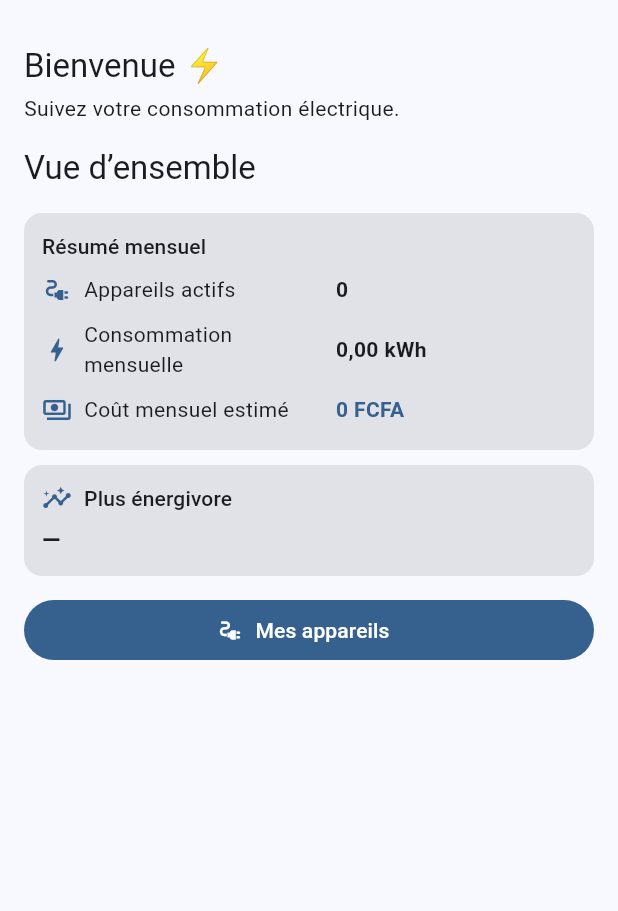
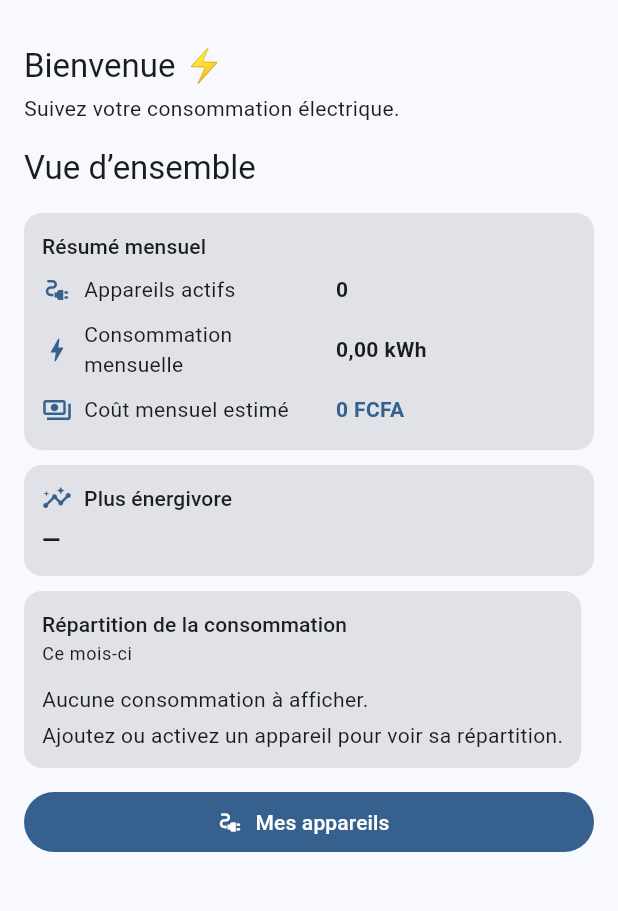
Before and after one commit to ndiayemtr/sama_courant, a Flutter app: the screen it shows after launch, on a phone screen of 412 x 824 dp, the part 63-974 px from its top. Run offline on Flutter 3.47's test engine with Material 3 defaults, Android fonts, the phone set to English and light mode, and no system bars; our stand-ins replace drift, flutter_riverpod, go_router; accounts and stored records are empty; generated files the repository leaves out were written again.

Commit message:
première visualisation de répartition de consommation

```diff
--- a/lib/features/dashboard/presentation/pages/dashboard_page.dart
+++ b/lib/features/dashboard/presentation/pages/dashboard_page.dart
@@ -5,6 +5,7 @@ import 'package:intl/intl.dart';
 
 import '../../../appliances/presentation/providers/appliances_provider.dart';
 import '../providers/dashboard_provider.dart';
+import '../widgets/consumption_distribution_card.dart';
 
 class DashboardPage extends ConsumerStatefulWidget {
   const DashboardPage({super.key});
@@ -156,6 +157,10 @@ class _DashboardPageState extends ConsumerState<DashboardPage> {
                   ),
                 ],
               ),
+            if (!state.isLoading && state.errorMessage == null) ...[
+              const SizedBox(height: 10),
+              ConsumptionDistributionCard(summary: summary),
+            ],
             const SizedBox(height: 12),
             SizedBox(
               width: double.infinity,
--- a/lib/features/dashboard/presentation/providers/dashboard_provider.dart
+++ b/lib/features/dashboard/presentation/providers/dashboard_provider.dart
@@ -29,11 +29,45 @@ final dashboardProvider = Provider<DashboardSummary>((ref) {
         consumptionKwh: consumption,
         configuration: WoyofalTariffConfigurationFactory.dpp2026(),
       );
+
+  final shares = <ApplianceConsumptionShare>[];
+  if (consumption > 0) {
+    final sorted = [...active]
+      ..sort(
+        (a, b) => b.monthlyConsumptionKwh.compareTo(a.monthlyConsumptionKwh),
+      );
+    for (final appliance in sorted.take(5)) {
+      shares.add(
+        ApplianceConsumptionShare(
+          name: appliance.name,
+          consumptionKwh: appliance.monthlyConsumptionKwh,
+          percentage: appliance.monthlyConsumptionKwh / consumption * 100,
+        ),
+      );
+    }
+    if (sorted.length > 5) {
+      final others = sorted
+          .skip(5)
+          .fold<double>(
+            0,
+            (total, appliance) => total + appliance.monthlyConsumptionKwh,
+          );
+      shares.add(
+        ApplianceConsumptionShare(
+          name: 'Autres',
+          consumptionKwh: others,
+          percentage: others / consumption * 100,
+        ),
+      );
+    }
+  }
+
   return DashboardSummary(
     activeCount: active.length,
     consumptionKwh: consumption,
     costFcfa: result.totalCost,
     mostConsuming: mostConsuming,
+    consumptionShares: List.unmodifiable(shares),
   );
 });
 
@@ -42,11 +76,25 @@ class DashboardSummary {
   final double consumptionKwh;
   final double costFcfa;
   final Appliance? mostConsuming;
+  final List<ApplianceConsumptionShare> consumptionShares;
 
   const DashboardSummary({
     required this.activeCount,
     required this.consumptionKwh,
     required this.costFcfa,
     required this.mostConsuming,
+    required this.consumptionShares,
   });
 }
+
+class ApplianceConsumptionShare {
+  final String name;
+  final double consumptionKwh;
+  final double percentage;
+
+  const ApplianceConsumptionShare({
+    required this.name,
+    required this.consumptionKwh,
+    required this.percentage,
+  });
+}
--- /dev/null
+++ b/lib/features/dashboard/presentation/widgets/consumption_distribution_card.dart
@@ -0,0 +1,133 @@
+import 'package:fl_chart/fl_chart.dart';
+import 'package:flutter/material.dart';
+import 'package:intl/intl.dart';
+
+import '../providers/dashboard_provider.dart';
+
+class ConsumptionDistributionCard extends StatelessWidget {
+  final DashboardSummary summary;
+
+  const ConsumptionDistributionCard({super.key, required this.summary});
+
+  @override
+  Widget build(BuildContext context) {
+    final theme = Theme.of(context);
+    final colors = theme.colorScheme;
+    final palette = [
+      colors.primary,
+      colors.tertiary,
+      colors.secondary,
+      colors.primaryContainer,
+      colors.tertiaryContainer,
+      colors.secondaryContainer,
+    ];
+    final percentage = NumberFormat('0.0', 'fr_FR');
+    final decimal = NumberFormat('0.00', 'fr_FR');
+    final shares = summary.consumptionShares;
+    return Card.filled(
+      margin: EdgeInsets.zero,
+      child: Padding(
+        padding: const EdgeInsets.all(12),
+        child: Column(
+          crossAxisAlignment: CrossAxisAlignment.start,
+          children: [
+            Text(
+              'Répartition de la consommation',
+              style: theme.textTheme.titleSmall,
+            ),
+            const SizedBox(height: 2),
+            Text('Ce mois-ci', style: theme.textTheme.bodySmall),
+            if (shares.isEmpty) ...[
+              const SizedBox(height: 12),
+              const Text('Aucune consommation à afficher.'),
+              const SizedBox(height: 4),
+              const Text(
+                'Ajoutez ou activez un appareil pour voir sa répartition.',
+              ),
+            ] else ...[
+              const SizedBox(height: 8),
+              SizedBox(
+                height: 180,
+                child: Stack(
+                  alignment: Alignment.center,
+                  children: [
+                    ExcludeSemantics(
+                      child: PieChart(
+                        PieChartData(
+                          centerSpaceRadius: 56,
+                          sectionsSpace: 0,
+                          startDegreeOffset: -90,
+                          pieTouchData: PieTouchData(enabled: false),
+                          sections: [
+                            for (var i = 0; i < shares.length; i++)
+                              if (shares[i].consumptionKwh > 0)
+                                PieChartSectionData(
+                                  value: shares[i].consumptionKwh,
+                                  color: palette[i],
+                                  radius: 28,
+                                  showTitle: false,
+                                ),
+                          ],
+                        ),
+                      ),
+                    ),
+                    SizedBox(
+                      width: 100,
+                      child: Column(
+                        mainAxisSize: MainAxisSize.min,
+                        children: [
+                          FittedBox(
+                            fit: BoxFit.scaleDown,
+                            child: Text(
+                              decimal.format(summary.consumptionKwh),
+                              style: theme.textTheme.titleMedium?.copyWith(
+                                fontWeight: FontWeight.bold,
+                              ),
+                            ),
+                          ),
+                          Text('kWh/mois', style: theme.textTheme.bodySmall),
+                        ],
+                      ),
+                    ),
+                  ],
+                ),
+              ),
+              const SizedBox(height: 8),
+              for (var i = 0; i < shares.length; i++)
+                Padding(
+                  padding: const EdgeInsets.symmetric(vertical: 3),
+                  child: Row(
+                    children: [
+                      Container(
+                        width: 10,
+                        height: 10,
+                        decoration: BoxDecoration(
+                          color: palette[i],
+                          shape: BoxShape.circle,
+                          border: Border.all(color: colors.outlineVariant),
+                        ),
+                      ),
+                      const SizedBox(width: 8),
+                      Expanded(
+                        child: Text(
+                          shares[i].name,
+                          style: theme.textTheme.bodyMedium,
+                        ),
+                      ),
+                      const SizedBox(width: 8),
+                      Text(
+                        '${percentage.format(shares[i].percentage)} %',
+                        style: theme.textTheme.bodyMedium?.copyWith(
+                          fontWeight: FontWeight.w600,
+                        ),
+                      ),
+                    ],
+                  ),
+                ),
+            ],
+          ],
+        ),
+      ),
+    );
+  }
+}
--- a/pubspec.yaml
+++ b/pubspec.yaml
@@ -41,6 +41,7 @@ dependencies:
   path: ^1.9.1
   path_provider: ^2.1.6
   intl: ^0.20.2
+  fl_chart: ^1.2.0
 
 dev_dependencies:
   flutter_test:
```
Also changed, not shown: pubspec.lock, 2 other files.
